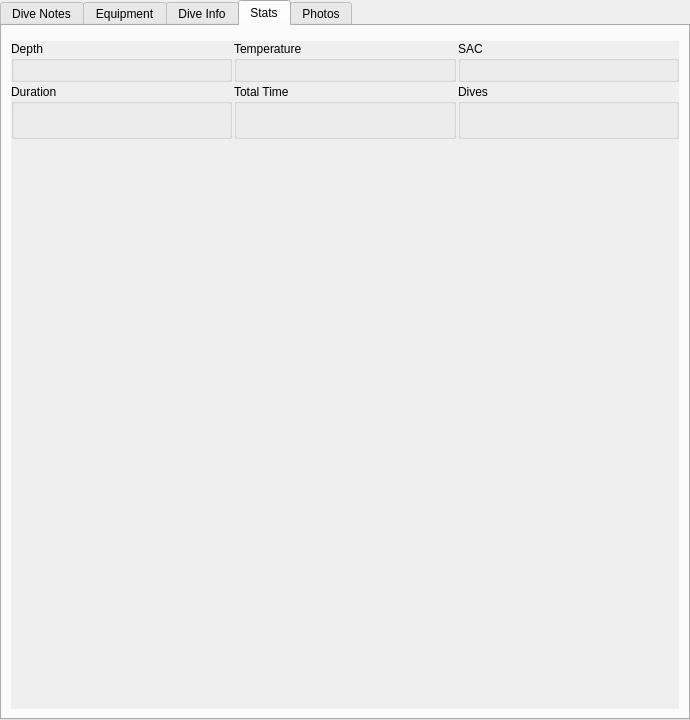
Qt form qt-ui/maintab.ui (subsurface/subsurface) before a commit.
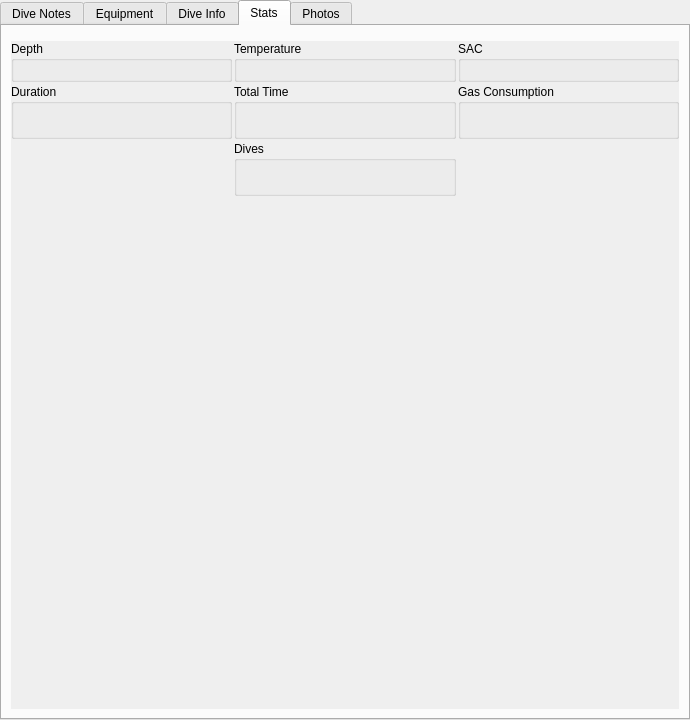
The same form after that commit. The open tabs and pages were chosen to show the change. Custom widgets are drawn as their Qt base class.

Commit message:
Add gas consumption statistic for selected dives
We already did a list of gases and volume consumed for the selected dive
on the Dive Info tab, but did not provide that same data on the Stats tab
for all the selected dives.

I arbitrary limited this to eight gases (as the list can get quite long
when you select a lot of dives). The gases are sorted by volume consumed.

Fixes #535

```diff
--- a/qt-ui/maintab.ui
+++ b/qt-ui/maintab.ui
@@ -679,8 +679,8 @@
         <rect>
          <x>0</x>
          <y>0</y>
-         <width>662</width>
-         <height>649</height>
+         <width>337</width>
+         <height>157</height>
         </rect>
        </property>
        <layout class="QGridLayout" name="gridLayout_7">
@@ -766,7 +766,7 @@
           </layout>
          </widget>
         </item>
-        <item row="1" column="2">
+        <item row="2" column="1">
          <widget class="QGroupBox" name="groupBox_7b">
           <property name="title">
            <string>Dives</string>
@@ -785,8 +785,27 @@
           </layout>
          </widget>
         </item>
-        <item row="2" column="0">
-         <spacer>
+        <item row="1" column="2">
+         <widget class="QGroupBox" name="groupBox_13">
+          <property name="title">
+           <string>Gas Consumption</string>
+          </property>
+          <layout class="QHBoxLayout" name="horizontalLayout_15b">
+           <item>
+            <widget class="QLabel" name="gasConsumption">
+             <property name="text">
+              <string/>
+             </property>
+             <property name="alignment">
+              <set>Qt::AlignCenter</set>
+             </property>
+            </widget>
+           </item>
+          </layout>
+         </widget>
+        </item>
+        <item row="3" column="0">
+         <spacer name="verticalSpacer">
           <property name="orientation">
            <enum>Qt::Vertical</enum>
           </property>
@@ -795,8 +814,8 @@
           </property>
           <property name="sizeHint" stdset="0">
            <size>
-            <width>20</width>
-            <height>20</height>
+            <width>0</width>
+            <height>0</height>
            </size>
           </property>
          </spacer>
```
Left out of the diff: 13 changed lines with no effect on the pictures. The commit also changes 3 other files.
